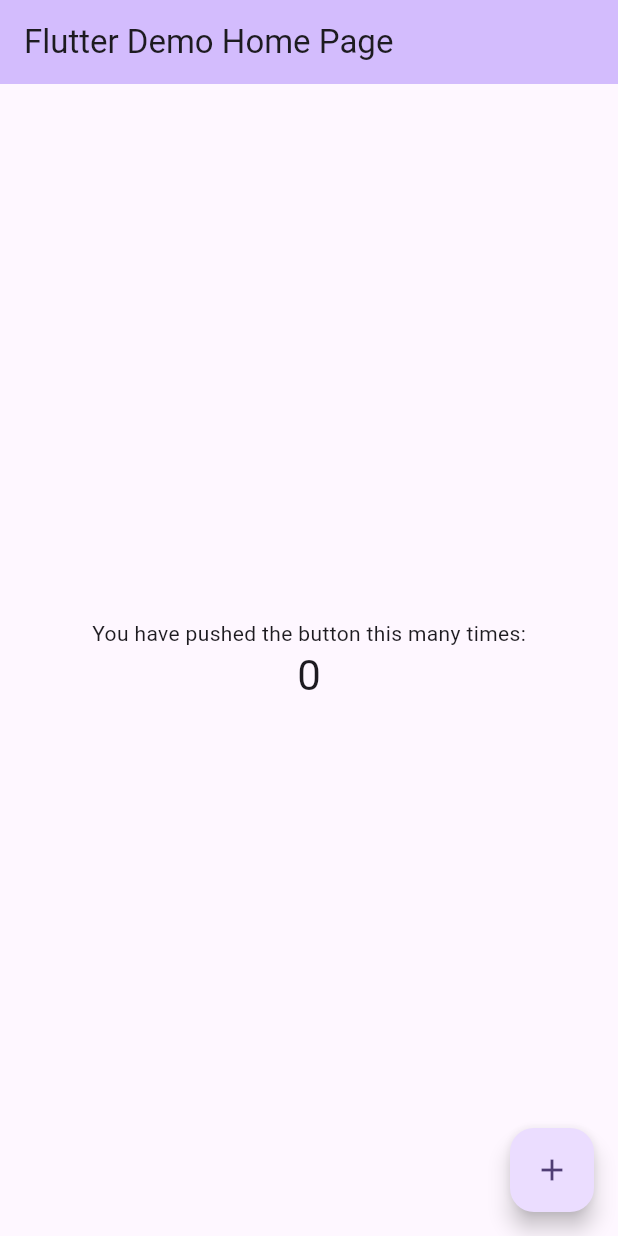
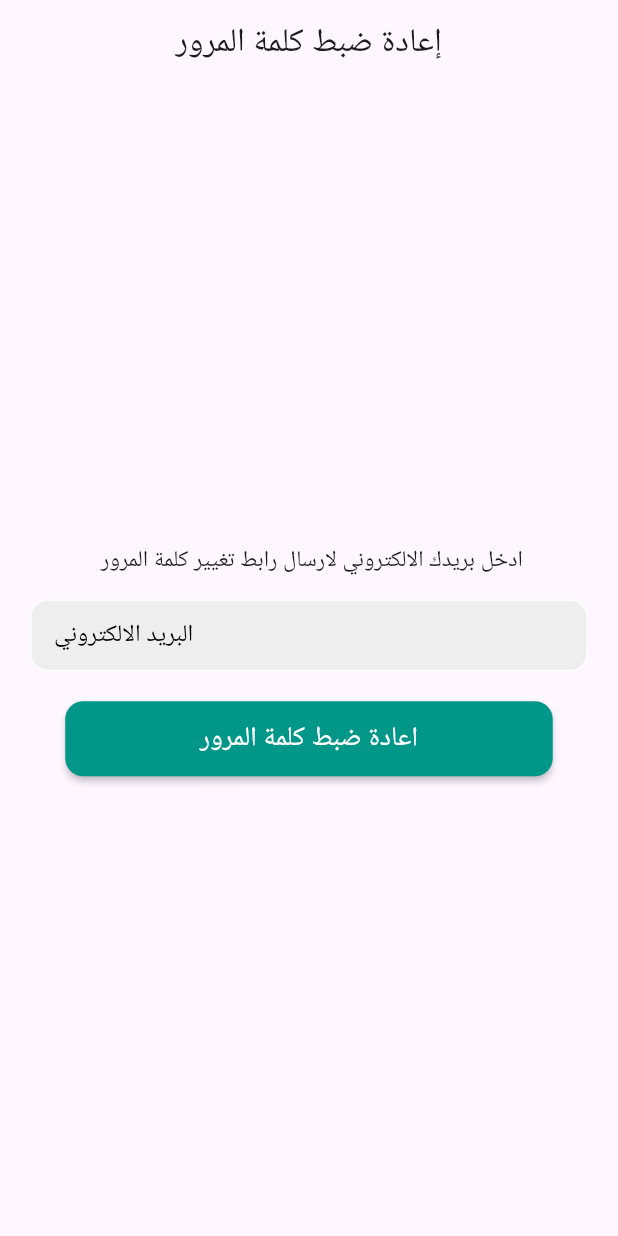
Before and after one commit to lamaali22/Qanuni, a Flutter app: the screen it shows after launch, on a phone screen of 412 x 824 dp. Run offline on Flutter 3.47's test engine with Material 2 defaults, Android fonts, the phone set to English and light mode, and no system bars; missing offline and left inert: dart:ffi; Roboto replaces fonts that are missing (poppins).

Commit message:
new changes

```diff
--- /dev/null
+++ b/lib/Reset_Password.dart
@@ -0,0 +1,82 @@
+import 'dart:ffi';
+
+import 'package:flutter/material.dart';
+
+class resetPassword extends StatefulWidget {
+  const resetPassword({super.key});
+
+  @override
+  State<resetPassword> createState() => _resetPasswordState();
+}
+
+class _resetPasswordState extends State<resetPassword> {
+  final _emailController = TextEditingController();
+
+  @override
+  Widget build(BuildContext context) {
+    return Scaffold(
+      appBar: AppBar(
+        title: const Text('إعادة ضبط كلمة المرور'),
+        centerTitle: true,
+      ),
+      body: Column(
+        mainAxisAlignment: MainAxisAlignment.center,
+        children: [
+          Padding(
+            padding: const EdgeInsets.symmetric(horizontal: 25.0),
+            child: Text(
+              ' ادخل بريدك الالكتروني لارسال رابط تغيير كلمة المرور',
+              textAlign: TextAlign.right,
+              style: TextStyle(fontSize: 15, fontFamily: 'poppins'),
+            ),
+          ),
+
+          SizedBox(height: 15),
+          //email textfield
+          Padding(
+            padding: const EdgeInsets.symmetric(horizontal: 20.0), //
+            child: TextField(
+              controller: _emailController,
+              decoration: InputDecoration(
+                // border: OutlineInputBorder(),
+                labelText: 'البريد الالكتروني',
+                labelStyle: TextStyle(
+                  color: Colors.black,
+                ),
+                isDense: true,
+                enabledBorder: OutlineInputBorder(
+                  borderSide: BorderSide(color: Colors.white),
+                  borderRadius: BorderRadius.circular(12),
+                ),
+                focusedBorder: OutlineInputBorder(
+                  borderSide: BorderSide(color: Colors.teal),
+                  borderRadius: BorderRadius.circular(12),
+                ),
+                //hintText: 'البريد الالكتروني',
+                fillColor: Colors.grey[200],
+                filled: true,
+              ),
+            ),
+          ),
+
+          SizedBox(height: 20),
+
+          MaterialButton(
+            onPressed: () {},
+            child: Text(
+              'اعادة ضبط كلمة المرور',
+              style: TextStyle(
+                  fontSize: 18, fontFamily: 'poppins', color: Colors.white),
+            ),
+            color: Colors.teal,
+            shape: RoundedRectangleBorder(
+                //to set border radius to button
+                borderRadius: BorderRadius.circular(12)),
+            height: 50,
+            minWidth: 325,
+          ),
+        ],
+      ),
+    );
+  }
+}
--- /dev/null
+++ b/lib/lawyersList.dart
@@ -0,0 +1 @@
+import 'package:flutter/material.dart';
--- a/lib/main.dart
+++ b/lib/main.dart
@@ -1,4 +1,5 @@
 import 'package:flutter/material.dart';
+import 'package:qanuni/Reset_Password.dart';
 
 void main() {
   runApp(const MyApp());
@@ -31,7 +32,7 @@ class MyApp extends StatelessWidget {
         colorScheme: ColorScheme.fromSeed(seedColor: Colors.deepPurple),
         useMaterial3: true,
       ),
-      home: const MyHomePage(title: 'Flutter Demo Home Page'),
+      home: resetPassword(),
     );
   }
 }
--- a/pubspec.yaml
+++ b/pubspec.yaml
@@ -35,6 +35,9 @@ dependencies:
   # The following adds the Cupertino Icons font to your application.
   # Use with the CupertinoIcons class for iOS style icons.
   cupertino_icons: ^1.0.2
+  firebase_core: ^2.15.1
+  firebase_auth: ^4.9.0
+  cloud_firestore: ^4.9.1
 
 dev_dependencies:
   flutter_test:
```
Also changed, not shown: pubspec.lock, 3 other files.
